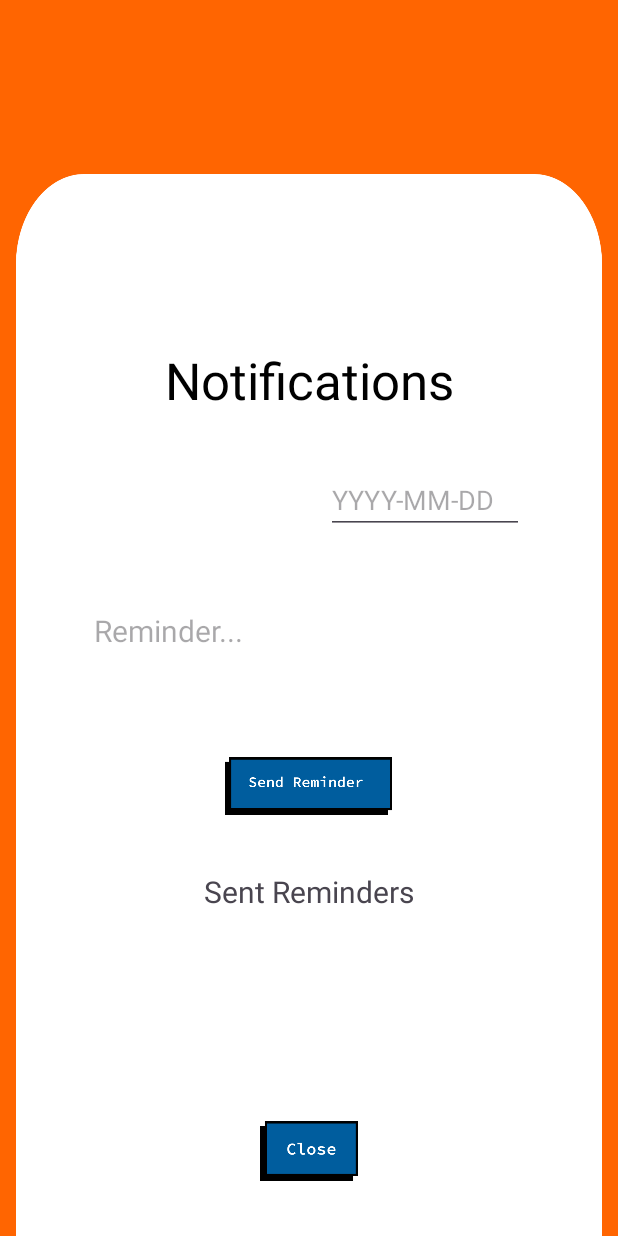
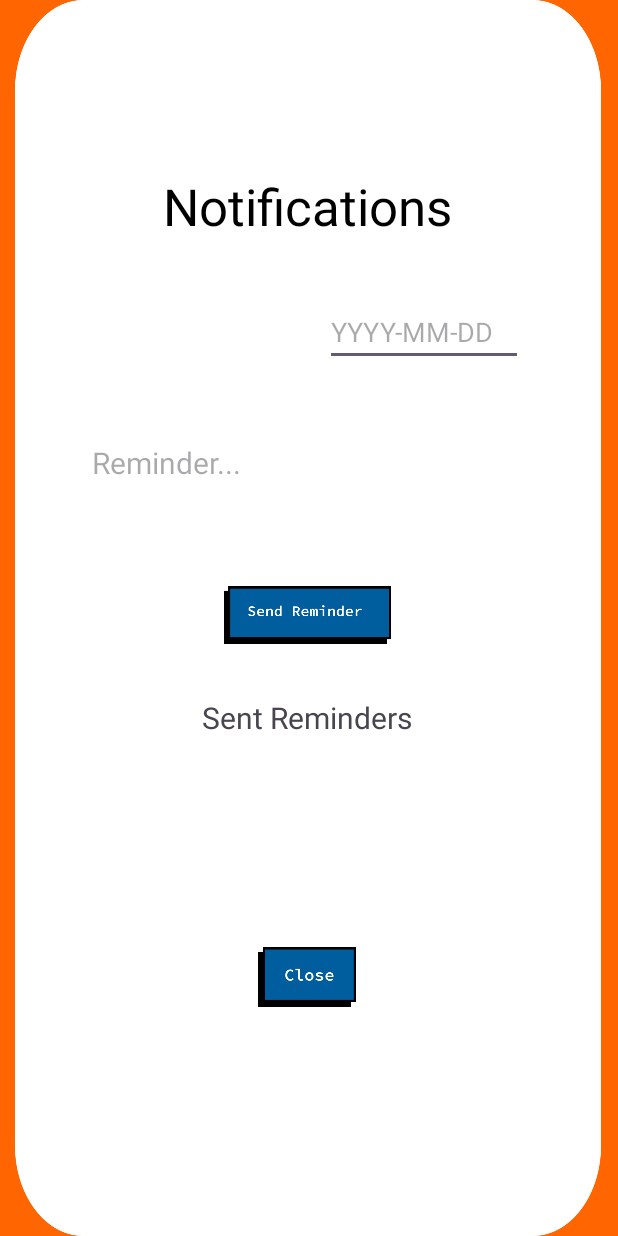
Before and after one commit to RafaellGramata/Vimora, an Android app: the TrainerRemindActivity02 screen opened directly, with no data from a screen before it, on a phone screen of 412 x 824 dp. Run offline under Robolectric (Android 15) with nearby library versions, the phone set to English and light mode, and no system bars; 1 statement that could not run was skipped.

Commit message:
adjust the position of trainer & trainee reminder cards.

```diff
--- a/app/src/main/res/layout/activity_trainee_remind.xml
+++ b/app/src/main/res/layout/activity_trainee_remind.xml
@@ -12,7 +12,6 @@
         android:id="@+id/reminderBack"
         android:layout_width="400dp"
         android:layout_height="wrap_content"
-        android:layout_marginTop="116dp"
         app:layout_constraintEnd_toEndOf="parent"
         app:layout_constraintStart_toStartOf="parent"
         app:layout_constraintTop_toTopOf="parent"
--- a/app/src/main/res/layout/activity_trainee_remind01.xml
+++ b/app/src/main/res/layout/activity_trainee_remind01.xml
@@ -12,7 +12,6 @@
         android:id="@+id/reminderBack"
         android:layout_width="400dp"
         android:layout_height="wrap_content"
-        android:layout_marginTop="116dp"
         app:layout_constraintEnd_toEndOf="parent"
         app:layout_constraintStart_toStartOf="parent"
         app:layout_constraintTop_toTopOf="parent"
--- a/app/src/main/res/layout/activity_trainer_remind02.xml
+++ b/app/src/main/res/layout/activity_trainer_remind02.xml
@@ -12,8 +12,8 @@
         android:id="@+id/reminderBack"
         android:layout_width="400dp"
         android:layout_height="wrap_content"
-        android:layout_marginTop="116dp"
         app:layout_constraintEnd_toEndOf="parent"
+        app:layout_constraintHorizontal_bias="0.454"
         app:layout_constraintStart_toStartOf="parent"
         app:layout_constraintTop_toTopOf="parent"
         app:srcCompat="@drawable/reminderbackground" />
@@ -22,74 +22,65 @@
         android:id="@+id/txtReminder"
         android:layout_width="wrap_content"
         android:layout_height="wrap_content"
-        android:layout_marginBottom="548dp"
+        android:layout_marginBottom="664dp"
         android:text="Notifications"
         android:textColor="#000000"
         android:textSize="34sp"
         app:layout_constraintBottom_toBottomOf="parent"
         app:layout_constraintEnd_toEndOf="parent"
-        app:layout_constraintStart_toStartOf="parent" />
-
-    <EditText
-        android:id="@+id/txtRemindInput"
-        android:layout_width="287dp"
-        android:layout_height="111dp"
-        android:layout_marginBottom="348dp"
-        android:background="#FFFFFF"
-        android:hint="Reminder..."
-        android:textSize="20sp"
-        app:layout_constraintBottom_toBottomOf="parent"
-        app:layout_constraintEnd_toEndOf="parent"
+        app:layout_constraintHorizontal_bias="0.495"
         app:layout_constraintStart_toStartOf="parent" />
 
     <TextView
         android:id="@+id/txtTrainee"
         android:layout_width="wrap_content"
         android:layout_height="wrap_content"
-        android:layout_marginBottom="480dp"
+        android:layout_marginBottom="596dp"
         android:text="Trainee Name"
         android:textColor="#000000"
         android:textSize="20sp"
         app:layout_constraintBottom_toBottomOf="parent"
         app:layout_constraintEnd_toEndOf="parent"
-        app:layout_constraintHorizontal_bias="0.216"
+        app:layout_constraintHorizontal_bias="0.213"
         app:layout_constraintStart_toStartOf="parent" />
 
     <ImageButton
         android:id="@+id/btnCloseOfReminder"
         android:layout_width="65dp"
         android:layout_height="65dp"
-        android:layout_marginBottom="24dp"
+        android:layout_marginBottom="140dp"
         android:background="#00FFFFFF"
         android:contentDescription="close"
         android:scaleType="fitCenter"
         android:src="@drawable/close"
         app:layout_constraintBottom_toBottomOf="parent"
         app:layout_constraintEnd_toEndOf="parent"
+        app:layout_constraintHorizontal_bias="0.497"
         app:layout_constraintStart_toStartOf="parent" />
 
     <TextView
         android:id="@+id/textView16"
         android:layout_width="wrap_content"
         android:layout_height="wrap_content"
-        android:layout_marginBottom="216dp"
+        android:layout_marginBottom="332dp"
         android:text="Sent Reminders"
         android:textSize="20sp"
         app:layout_constraintBottom_toBottomOf="parent"
         app:layout_constraintEnd_toEndOf="parent"
+        app:layout_constraintHorizontal_bias="0.496"
         app:layout_constraintStart_toStartOf="parent" />
 
     <ImageButton
         android:id="@+id/btnSendReminder"
         android:layout_width="135dp"
         android:layout_height="60dp"
-        android:layout_marginBottom="270dp"
+        android:layout_marginBottom="384dp"
         android:backgroundTint="@android:color/transparent"
         android:contentDescription="Send Reminder"
         android:scaleType="fitCenter"
         app:layout_constraintBottom_toBottomOf="parent"
         app:layout_constraintEnd_toEndOf="parent"
-        app:layout_constraintHorizontal_bias="0.498"
+        app:layout_constraintHorizontal_bias="0.496"
         app:layout_constraintStart_toStartOf="parent"
         app:srcCompat="@drawable/sendreminder" />
 
@@ -97,23 +88,37 @@
         android:id="@+id/listReminders"
         android:layout_width="290dp"
         android:layout_height="112dp"
-        android:layout_marginBottom="104dp"
+        android:layout_marginBottom="220dp"
         app:layout_constraintBottom_toBottomOf="parent"
         app:layout_constraintEnd_toEndOf="parent"
-        app:layout_constraintHorizontal_bias="0.487"
+        app:layout_constraintHorizontal_bias="0.479"
         app:layout_constraintStart_toStartOf="parent" />
 
     <EditText
         android:id="@+id/editTextDate2"
         android:layout_width="132dp"
         android:layout_height="39dp"
-        android:layout_marginBottom="468dp"
+        android:layout_marginBottom="580dp"
         android:ems="10"
         android:hint="YYYY-MM-DD"
         android:inputType="date"
         app:layout_constraintBottom_toBottomOf="parent"
         app:layout_constraintEnd_toEndOf="parent"
-        app:layout_constraintHorizontal_bias="0.777"
+        app:layout_constraintHorizontal_bias="0.774"
         app:layout_constraintStart_toStartOf="parent"
         tools:ignore="TouchTargetSizeCheck" />
+
+    <EditText
+        android:id="@+id/txtRemindInput"
+        android:layout_width="287dp"
+        android:layout_height="111dp"
+        android:layout_marginBottom="460dp"
+        android:background="#FFFFFF"
+        android:hint="Reminder..."
+        android:textSize="20sp"
+        app:layout_constraintBottom_toBottomOf="parent"
+        app:layout_constraintEnd_toEndOf="parent"
+        app:layout_constraintHorizontal_bias="0.491"
+        app:layout_constraintStart_toStartOf="parent" />
+
 </androidx.constraintlayout.widget.ConstraintLayout>
```
Also changed, not shown: app/src/main/java/com/example/vimora/trainer/TrainerRemindActivity03.java (+9 -1 lines), app/src/main/res/layout/activity_trainer_remind01.xml (+10 -6 lines), app/src/main/res/layout/activity_trainer_remind03.xml (+21 -17 lines).
